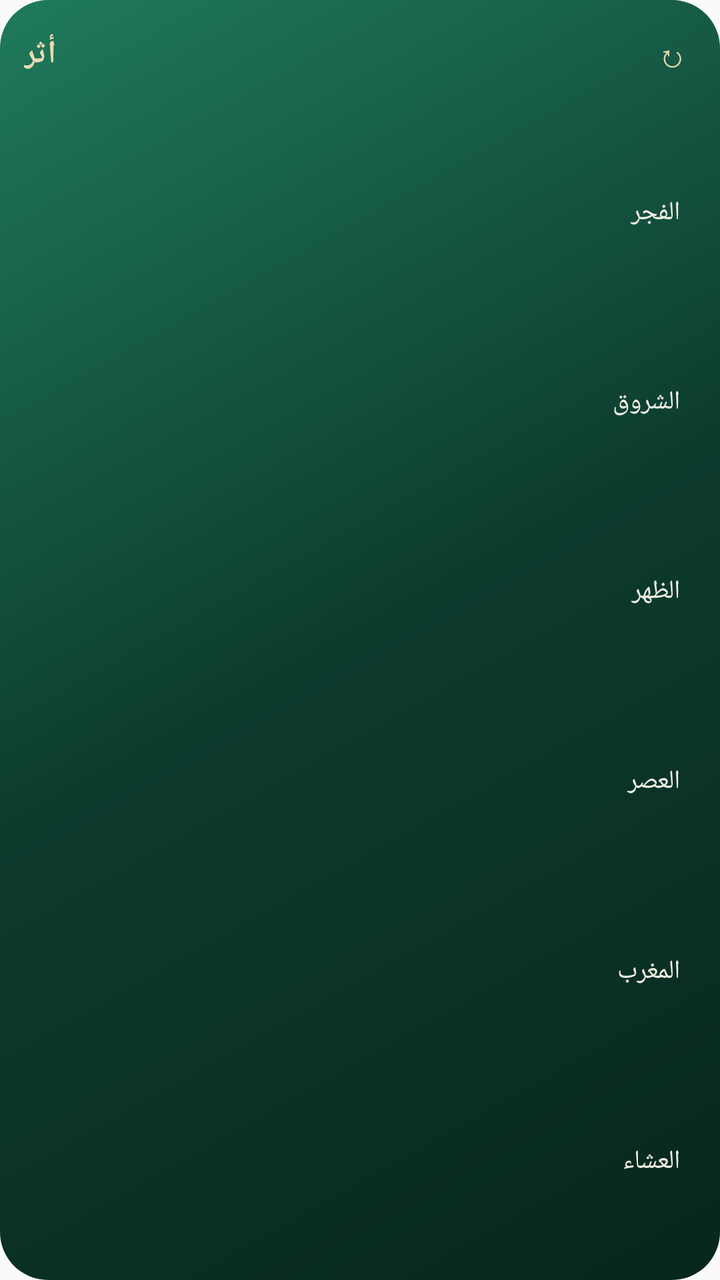
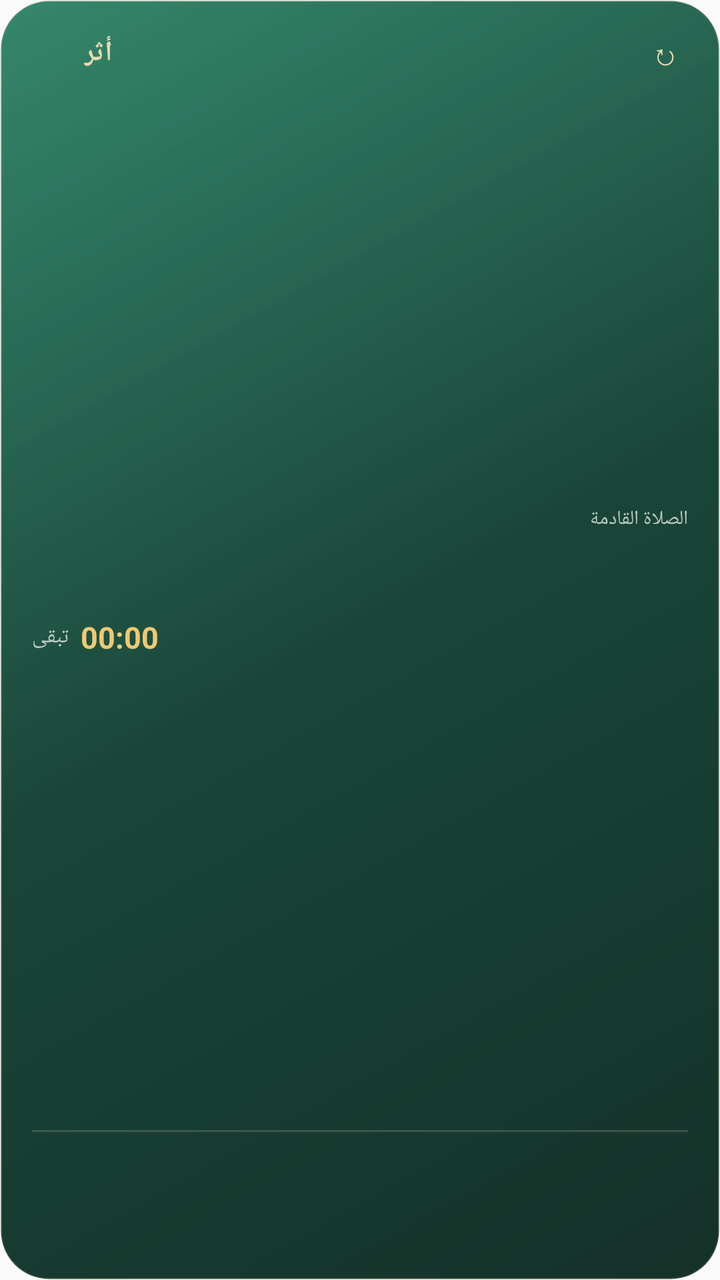

Before-and-after screenshots of an Android layout around one commit, followed by the original layout XML and the change that was made.
<!-- AndroidManifest.xml: application theme AppTheme -->
<!-- res/layout/widget_prayer.xml -->
<?xml version="1.0" encoding="utf-8"?>
<LinearLayout xmlns:android="http://schemas.android.com/apk/res/android"
    android:id="@+id/widget_root"
    android:layout_width="match_parent"
    android:layout_height="match_parent"
    android:orientation="vertical"
    android:background="@drawable/widget_bg"
    android:padding="12dp">

    <LinearLayout
        android:layout_width="match_parent"
        android:layout_height="wrap_content"
        android:orientation="horizontal"
        android:gravity="center_vertical">

        <TextView
            android:id="@+id/wg_title"
            android:layout_width="wrap_content"
            android:layout_height="wrap_content"
            android:text="@string/app_name"
            android:textColor="#E9D9B0"
            android:textSize="16sp"
            android:textStyle="bold" />

        <TextView
            android:id="@+id/wg_hijri"
            android:layout_width="0dp"
            android:layout_height="wrap_content"
            android:layout_weight="1"
            android:gravity="center"
            android:singleLine="true"
            android:textColor="#E9D9B0"
            android:textSize="11sp" />

        <TextView
            android:id="@+id/wg_refresh"
            android:layout_width="wrap_content"
            android:layout_height="wrap_content"
            android:padding="4dp"
            android:text="↻"
            android:textColor="#E9D9B0"
            android:textSize="16sp"
            android:contentDescription="@string/widget_refresh" />
    </LinearLayout>

    <TextView
        android:id="@+id/wg_loc"
        android:layout_width="match_parent"
        android:layout_height="wrap_content"
        android:layout_marginTop="2dp"
        android:singleLine="true"
        android:textColor="#CFD8D3"
        android:textSize="11sp" />

    <LinearLayout
        android:id="@+id/row_fajr"
        style="@style/WidgetPrayerRow">
        <TextView android:id="@+id/name_fajr" style="@style/WidgetPrayerName" android:text="الفجر" />
        <TextView android:id="@+id/time_fajr" style="@style/WidgetPrayerTime" />
    </LinearLayout>

    <LinearLayout
        android:id="@+id/row_sunrise"
        style="@style/WidgetPrayerRow">
        <TextView android:id="@+id/name_sunrise" style="@style/WidgetPrayerName" android:text="الشروق" />
        <TextView android:id="@+id/time_sunrise" style="@style/WidgetPrayerTime" />
    </LinearLayout>

    <LinearLayout
        android:id="@+id/row_dhuhr"
        style="@style/WidgetPrayerRow">
        <TextView android:id="@+id/name_dhuhr" style="@style/WidgetPrayerName" android:text="الظهر" />
        <TextView android:id="@+id/time_dhuhr" style="@style/WidgetPrayerTime" />
    </LinearLayout>

    <LinearLayout
        android:id="@+id/row_asr"
        style="@style/WidgetPrayerRow">
        <TextView android:id="@+id/name_asr" style="@style/WidgetPrayerName" android:text="العصر" />
        <TextView android:id="@+id/time_asr" style="@style/WidgetPrayerTime" />
    </LinearLayout>

    <LinearLayout
        android:id="@+id/row_maghrib"
        style="@style/WidgetPrayerRow">
        <TextView android:id="@+id/name_maghrib" style="@style/WidgetPrayerName" android:text="المغرب" />
        <TextView android:id="@+id/time_maghrib" style="@style/WidgetPrayerTime" />
    </LinearLayout>

    <LinearLayout
        android:id="@+id/row_isha"
        style="@style/WidgetPrayerRow">
        <TextView android:id="@+id/name_isha" style="@style/WidgetPrayerName" android:text="العشاء" />
        <TextView android:id="@+id/time_isha" style="@style/WidgetPrayerTime" />
    </LinearLayout>

</LinearLayout>
<!-- resources referenced by this layout -->
<resources>
  <!-- drawable widget_bg (drawable) -->
  <?xml version="1.0" encoding="utf-8"?>
  <shape xmlns:android="http://schemas.android.com/apk/res/android" android:shape="rectangle">
      <gradient
          android:type="linear"
          android:angle="315"
          android:startColor="#1F7A5C"
          android:centerColor="#0D3B2E"
          android:endColor="#08261D" />
      <corners android:radius="24dp" />
  </shape>
  <string name="app_name">أثر</string>
  <string name="widget_refresh">تحديث المواقيت</string>
  <style name="WidgetPrayerName">
          <item name="android:layout_width">0dp</item>
          <item name="android:layout_height">wrap_content</item>
          <item name="android:layout_weight">1</item>
          <item name="android:textColor">#F6F1E6</item>
          <item name="android:textSize">13sp</item>
          <item name="android:singleLine">true</item>
      </style>
  <style name="WidgetPrayerRow">
          <item name="android:layout_width">match_parent</item>
          <item name="android:layout_height">0dp</item>
          <item name="android:layout_weight">1</item>
          <item name="android:orientation">horizontal</item>
          <item name="android:gravity">center_vertical</item>
          <item name="android:paddingStart">8dp</item>
          <item name="android:paddingEnd">8dp</item>
      </style>
  <style name="WidgetPrayerTime">
          <item name="android:layout_width">wrap_content</item>
          <item name="android:layout_height">wrap_content</item>
          <item name="android:textColor">#F6F1E6</item>
          <item name="android:textSize">13sp</item>
          <item name="android:textStyle">bold</item>
          <item name="android:singleLine">true</item>
      </style>
  <style name="AppTheme" parent="Theme.AppCompat.Light.DarkActionBar">
          
          <item name="colorPrimary">@color/colorPrimary</item>
          <item name="colorPrimaryDark">@color/colorPrimaryDark</item>
          <item name="colorAccent">@color/colorAccent</item>
      </style>
</resources>

<!-- the commit's change to res/layout/widget_prayer.xml (unified diff, before → after) -->
@@ -5,22 +5,35 @@
     android:layout_height="match_parent"
     android:orientation="vertical"
     android:background="@drawable/widget_bg"
-    android:padding="12dp">
+    android:paddingStart="16dp"
+    android:paddingEnd="16dp"
+    android:paddingTop="12dp"
+    android:paddingBottom="12dp">
 
+    
     <LinearLayout
         android:layout_width="match_parent"
         android:layout_height="wrap_content"
         android:orientation="horizontal"
         android:gravity="center_vertical">
 
+        <ImageView
+            android:id="@+id/wg_app_icon"
+            android:layout_width="20dp"
+            android:layout_height="20dp"
+            android:src="@mipmap/ic_launcher"
+            android:contentDescription="@string/app_name" />
+
         <TextView
             android:id="@+id/wg_title"
             android:layout_width="wrap_content"
             android:layout_height="wrap_content"
+            android:layout_marginStart="6dp"
             android:text="@string/app_name"
             android:textColor="#E9D9B0"
-            android:textSize="16sp"
-            android:textStyle="bold" />
+            android:textSize="14sp"
+            android:textStyle="bold"
+            android:letterSpacing="0.04" />
 
         <TextView
             android:id="@+id/wg_hijri"
@@ -29,8 +42,8 @@
             android:layout_weight="1"
             android:gravity="center"
             android:singleLine="true"
-            android:textColor="#E9D9B0"
-            android:textSize="11sp" />
+            android:textColor="#B9C8C0"
+            android:textSize="10.5sp" />
 
         <TextView
             android:id="@+id/wg_refresh"
@@ -39,59 +52,139 @@
             android:padding="4dp"
             android:text="↻"
             android:textColor="#E9D9B0"
-            android:textSize="16sp"
+            android:textSize="15sp"
             android:contentDescription="@string/widget_refresh" />
     </LinearLayout>
 
-    <TextView
-        android:id="@+id/wg_loc"
+    
+    <LinearLayout
+        android:layout_width="match_parent"
+        android:layout_height="0dp"
+        android:layout_weight="1"
+        android:orientation="vertical"
+        android:gravity="center">
+
+        <TextView
+            android:layout_width="match_parent"
+            android:layout_height="wrap_content"
+            android:text="@string/widget_next"
+            android:textColor="#B9C8C0"
+            android:textSize="10sp" />
+
+        <LinearLayout
+            android:layout_width="match_parent"
+            android:layout_height="wrap_content"
+            android:orientation="horizontal"
+            android:gravity="center_vertical">
+
+            <ImageView
+                android:id="@+id/wg_next_icon"
+                android:layout_width="40dp"
+                android:layout_height="40dp"
+                android:layout_marginEnd="10dp"
+                android:contentDescription="@string/widget_next" />
+
+            <TextView
+                android:id="@+id/wg_next_name"
+                android:layout_width="0dp"
+                android:layout_height="wrap_content"
+                android:layout_weight="1"
+                android:singleLine="true"
+                android:textColor="#E9D9B0"
+                android:textSize="28sp"
+                android:textStyle="bold" />
+
+            <TextView
+                android:id="@+id/wg_next_time"
+                android:layout_width="wrap_content"
+                android:layout_height="wrap_content"
+                android:singleLine="true"
+                android:textColor="#F6F1E6"
+                android:textSize="16sp"
+                android:textStyle="bold" />
+        </LinearLayout>
+
+        <LinearLayout
+            android:id="@+id/wg_count_row"
+            android:layout_width="match_parent"
+            android:layout_height="wrap_content"
+            android:orientation="horizontal"
+            android:gravity="center_vertical"
+            android:layout_marginTop="2dp">
+
+            <TextView
+                android:layout_width="wrap_content"
+                android:layout_height="wrap_content"
+                android:text="@string/widget_left"
+                android:textColor="#B9C8C0"
+                android:textSize="11sp" />
+
+            <Chronometer
+                android:id="@+id/wg_countdown"
+                android:layout_width="wrap_content"
+                android:layout_height="wrap_content"
+                android:layout_marginStart="6dp"
+                android:singleLine="true"
+                android:textColor="#F0C971"
+                android:textSize="15sp"
+                android:textStyle="bold" />
+        </LinearLayout>
+
+        <TextView
+            android:id="@+id/wg_loc"
+            android:layout_width="match_parent"
+            android:layout_height="wrap_content"
+            android:layout_marginTop="3dp"
+            android:singleLine="true"
+            android:textColor="#8FA69C"
+            android:textSize="10sp" />
+    </LinearLayout>
+
+    
+    <View
+        android:layout_width="match_parent"
+        android:layout_height="1dp"
+        android:background="#2EE9D9B0"
+        android:layout_marginTop="8dp"
+        android:layout_marginBottom="8dp" />
+
+    
+    <LinearLayout
+        android:id="@+id/wg_grid"
         android:layout_width="match_parent"
         android:layout_height="wrap_content"
-        android:layout_marginTop="2dp"
-        android:singleLine="true"
-        android:textColor="#CFD8D3"
-        android:textSize="11sp" />
+        android:orientation="horizontal"
+        android:weightSum="5">
 
-    <LinearLayout
-        android:id="@+id/row_fajr"
-        style="@style/WidgetPrayerRow">
-        <TextView android:id="@+id/name_fajr" style="@style/WidgetPrayerName" android:text="الفجر" />
-        <TextView android:id="@+id/time_fajr" style="@style/WidgetPrayerTime" />
-    </LinearLayout>
+        <LinearLayout style="@style/WidgetCell">
+            <ImageView android:id="@+id/c1_icon" style="@style/WidgetCellIcon" />
+            <TextView android:id="@+id/c1_name" style="@style/WidgetCellName" />
+            <TextView android:id="@+id/c1_time" style="@style/WidgetCellTime" />
+        </LinearLayout>
 
-    <LinearLayout
-        android:id="@+id/row_sunrise"
-        style="@style/WidgetPrayerRow">
-        <TextView android:id="@+id/name_sunrise" style="@style/WidgetPrayerName" android:text="الشروق" />
-        <TextView android:id="@+id/time_sunrise" style="@style/WidgetPrayerTime" />
-    </LinearLayout>
+        <LinearLayout style="@style/WidgetCell">
+            <ImageView android:id="@+id/c2_icon" style="@style/WidgetCellIcon" />
+            <TextView android:id="@+id/c2_name" style="@style/WidgetCellName" />
+            <TextView android:id="@+id/c2_time" style="@style/WidgetCellTime" />
+        </LinearLayout>
 
-    <LinearLayout
-        android:id="@+id/row_dhuhr"
-        style="@style/WidgetPrayerRow">
-        <TextView android:id="@+id/name_dhuhr" style="@style/WidgetPrayerName" android:text="الظهر" />
-        <TextView android:id="@+id/time_dhuhr" style="@style/WidgetPrayerTime" />
-    </LinearLayout>
+        <LinearLayout style="@style/WidgetCell">
+            <ImageView android:id="@+id/c3_icon" style="@style/WidgetCellIcon" />
+            <TextView android:id="@+id/c3_name" style="@style/WidgetCellName" />
+            <TextView android:id="@+id/c3_time" style="@style/WidgetCellTime" />
+        </LinearLayout>
 
-    <LinearLayout
-        android:id="@+id/row_asr"
-        style="@style/WidgetPrayerRow">
-        <TextView android:id="@+id/name_asr" style="@style/WidgetPrayerName" android:text="العصر" />
-        <TextView android:id="@+id/time_asr" style="@style/WidgetPrayerTime" />
-    </LinearLayout>
+        <LinearLayout style="@style/WidgetCell">
+            <ImageView android:id="@+id/c4_icon" style="@style/WidgetCellIcon" />
+            <TextView android:id="@+id/c4_name" style="@style/WidgetCellName" />
+            <TextView android:id="@+id/c4_time" style="@style/WidgetCellTime" />
+        </LinearLayout>
 
-    <LinearLayout
-        android:id="@+id/row_maghrib"
-        style="@style/WidgetPrayerRow">
-        <TextView android:id="@+id/name_maghrib" style="@style/WidgetPrayerName" android:text="المغرب" />
-        <TextView android:id="@+id/time_maghrib" style="@style/WidgetPrayerTime" />
-    </LinearLayout>
-
-    <LinearLayout
-        android:id="@+id/row_isha"
-        style="@style/WidgetPrayerRow">
-        <TextView android:id="@+id/name_isha" style="@style/WidgetPrayerName" android:text="العشاء" />
-        <TextView android:id="@+id/time_isha" style="@style/WidgetPrayerTime" />
+        <LinearLayout style="@style/WidgetCell">
+            <ImageView android:id="@+id/c5_icon" style="@style/WidgetCellIcon" />
+            <TextView android:id="@+id/c5_name" style="@style/WidgetCellName" />
+            <TextView android:id="@+id/c5_time" style="@style/WidgetCellTime" />
+        </LinearLayout>
     </LinearLayout>
 
 </LinearLayout>
<!-- resource entries referenced after the edit -->
@@ -6,35 +6,47 @@
       <gradient
           android:type="linear"
           android:angle="315"
-          android:startColor="#1F7A5C"
-          android:centerColor="#0D3B2E"
-          android:endColor="#08261D" />
+          android:startColor="#E61F7A5C"
+          android:centerColor="#F20D3B2E"
+          android:endColor="#F208261D" />
+      <stroke android:width="1dp" android:color="#2EE9D9B0" />
       <corners android:radius="24dp" />
   </shape>
+  <!-- mipmap ic_launcher (mipmap-anydpi-v26) -->
+  <?xml version="1.0" encoding="utf-8"?>
+  <adaptive-icon xmlns:android="http://schemas.android.com/apk/res/android">
+      <background android:drawable="@color/ic_launcher_background"/>
+      <foreground android:drawable="@mipmap/ic_launcher_foreground"/>
+  </adaptive-icon>
   <string name="app_name">أثر</string>
+  <string name="widget_left">تبقى</string>
+  <string name="widget_next">الصلاة القادمة</string>
   <string name="widget_refresh">تحديث المواقيت</string>
-  <style name="WidgetPrayerName">
+  <style name="WidgetCell">
           <item name="android:layout_width">0dp</item>
           <item name="android:layout_height">wrap_content</item>
           <item name="android:layout_weight">1</item>
-          <item name="android:textColor">#F6F1E6</item>
-          <item name="android:textSize">13sp</item>
+          <item name="android:orientation">vertical</item>
+          <item name="android:gravity">center</item>
+      </style>
+  <style name="WidgetCellIcon">
+          <item name="android:layout_width">20dp</item>
+          <item name="android:layout_height">20dp</item>
+          <item name="android:layout_marginBottom">2dp</item>
+      </style>
+  <style name="WidgetCellName">
+          <item name="android:layout_width">wrap_content</item>
+          <item name="android:layout_height">wrap_content</item>
+          <item name="android:textColor">#CFD8D3</item>
+          <item name="android:textSize">10sp</item>
           <item name="android:singleLine">true</item>
       </style>
-  <style name="WidgetPrayerRow">
-          <item name="android:layout_width">match_parent</item>
-          <item name="android:layout_height">0dp</item>
-          <item name="android:layout_weight">1</item>
-          <item name="android:orientation">horizontal</item>
-          <item name="android:gravity">center_vertical</item>
-          <item name="android:paddingStart">8dp</item>
-          <item name="android:paddingEnd">8dp</item>
-      </style>
-  <style name="WidgetPrayerTime">
+  <style name="WidgetCellTime">
           <item name="android:layout_width">wrap_content</item>
           <item name="android:layout_height">wrap_content</item>
+          <item name="android:layout_marginTop">1dp</item>
           <item name="android:textColor">#F6F1E6</item>
-          <item name="android:textSize">13sp</item>
+          <item name="android:textSize">12.5sp</item>
           <item name="android:textStyle">bold</item>
           <item name="android:singleLine">true</item>
       </style>
@@ -44,5 +56,6 @@
           <item name="colorPrimaryDark">@color/colorPrimaryDark</item>
           <item name="colorAccent">@color/colorAccent</item>
       </style>
+  <color name="ic_launcher_background">#0D3B2E</color>
 </resources>
 
